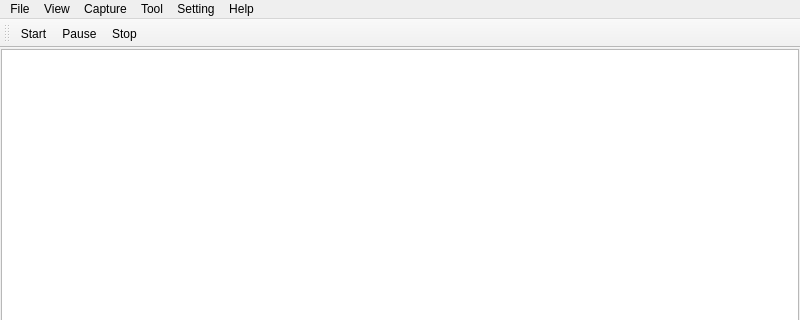
The window that mainwindow.ui (ctrlfrmb/fkcap) describes before a commit, drawn with Qt 5; both pictures show x 0 to 800 and y 0 to 320 of the 800 by 640 pixel window.
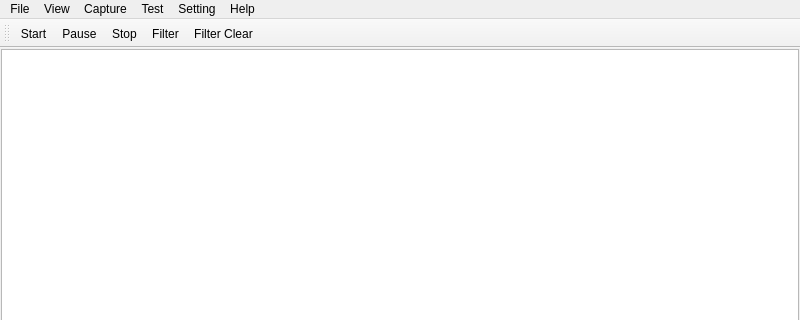
The same window after the commit. Icons and pictures are not drawn.

The edit to the form file:
```diff
--- a/mainwindow.ui
+++ b/mainwindow.ui
@@ -82,7 +82,7 @@
    </widget>
    <widget class="QMenu" name="menuTool">
     <property name="title">
-     <string>Tool</string>
+     <string>Test</string>
     </property>
    </widget>
    <addaction name="menuDdd"/>
@@ -111,6 +111,8 @@
    <addaction name="actionStart"/>
    <addaction name="actionPause"/>
    <addaction name="actionStop"/>
+   <addaction name="actionFilter"/>
+   <addaction name="actionFilter_Clear"/>
   </widget>
   <widget class="QStatusBar" name="statusBar"/>
   <action name="actionAbout">
@@ -145,6 +147,24 @@
     <string>Stop</string>
    </property>
   </action>
+  <action name="actionFilter">
+   <property name="icon">
+    <iconset resource="resource.qrc">
+     <normaloff>:/images/resource/icons/capture_filter.png</normaloff>:/images/resource/icons/capture_filter.png</iconset>
+   </property>
+   <property name="text">
+    <string>Filter</string>
+   </property>
+  </action>
+  <action name="actionFilter_Clear">
+   <property name="icon">
+    <iconset resource="resource.qrc">
+     <normaloff>:/images/resource/icons/capture_nofilter.png</normaloff>:/images/resource/icons/capture_nofilter.png</iconset>
+   </property>
+   <property name="text">
+    <string>Filter Clear</string>
+   </property>
+  </action>
  </widget>
  <layoutdefault spacing="6" margin="11"/>
  <resources>
```
Left out of the diff: 2 changed lines with no effect on the pictures.
